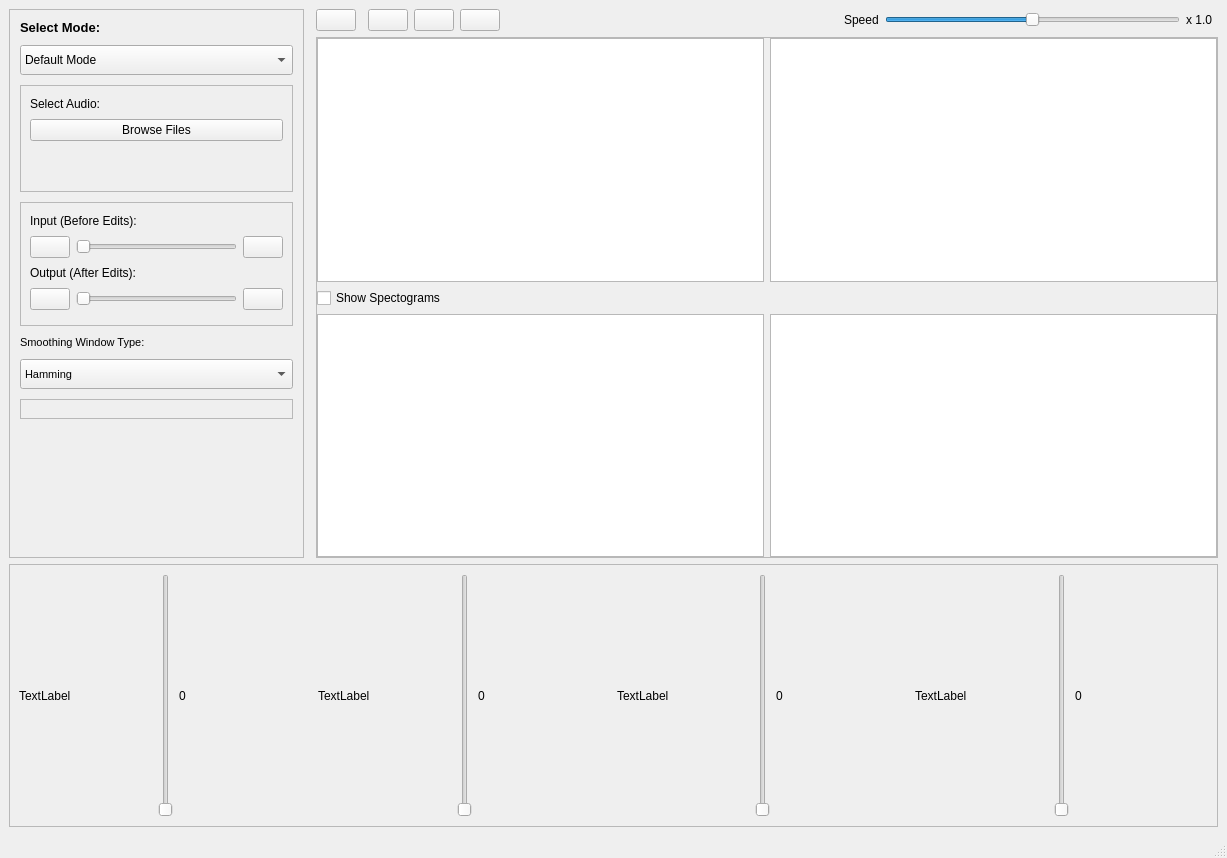
Above: design.ui from mohandemadx/DSP_TASK3 before the change. Below: the same form after it.
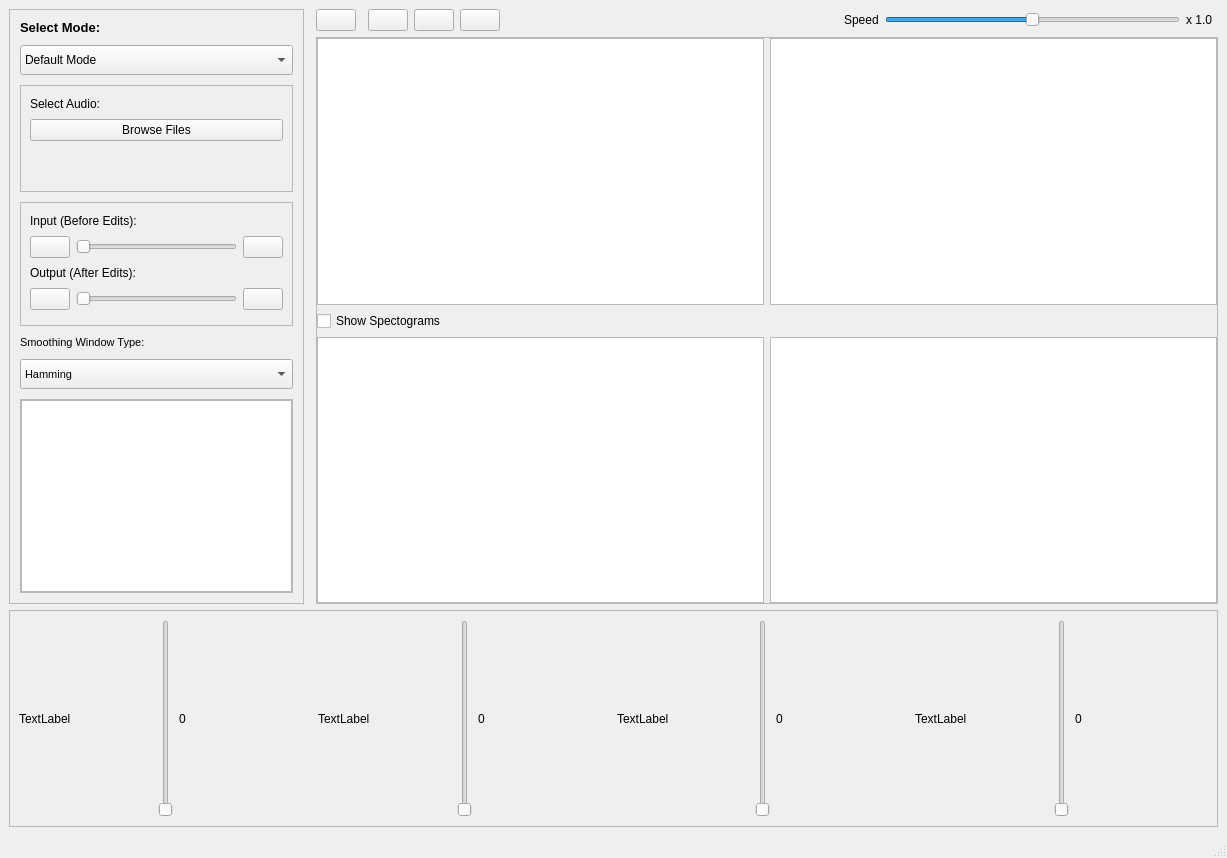
That is the form after the change. Icons and pictures are not drawn. Custom widgets are drawn as their Qt base class.

What changed in the file:
```diff
--- a/design.ui
+++ b/design.ui
@@ -455,9 +455,25 @@
           <enum>QFrame::StyledPanel</enum>
          </property>
          <property name="frameShadow">
-          <enum>QFrame::Plain</enum>
+          <enum>QFrame::Raised</enum>
          </property>
-         <layout class="QVBoxLayout" name="verticalLayout"/>
+         <layout class="QVBoxLayout" name="verticalLayout">
+          <property name="leftMargin">
+           <number>0</number>
+          </property>
+          <property name="topMargin">
+           <number>0</number>
+          </property>
+          <property name="rightMargin">
+           <number>0</number>
+          </property>
+          <property name="bottomMargin">
+           <number>0</number>
+          </property>
+          <item>
+           <widget class="PlotWidget" name="freqGraph"/>
+          </item>
+         </layout>
         </widget>
        </item>
        <item row="0" column="0">
```
Left out of the diff: 368 changed lines with no effect on the pictures.
